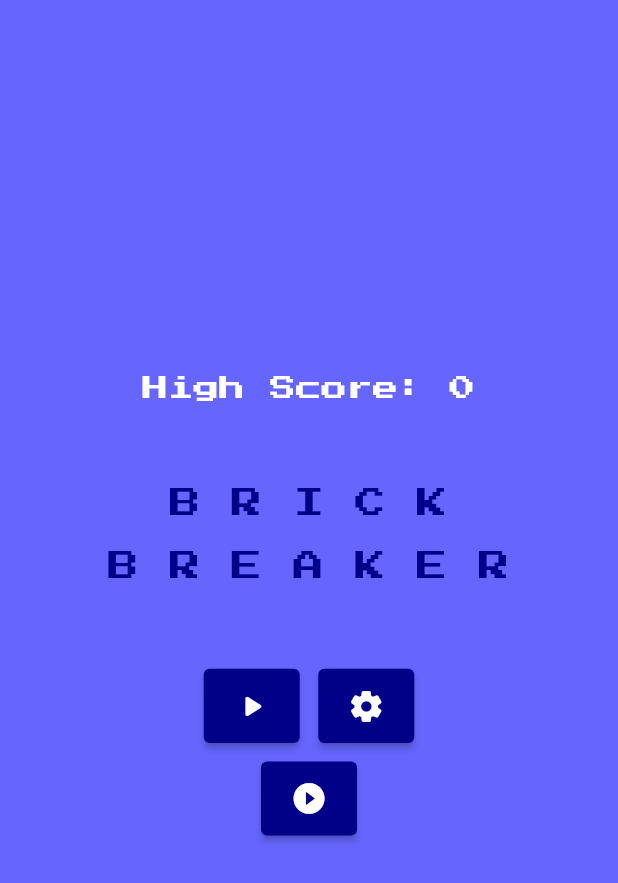
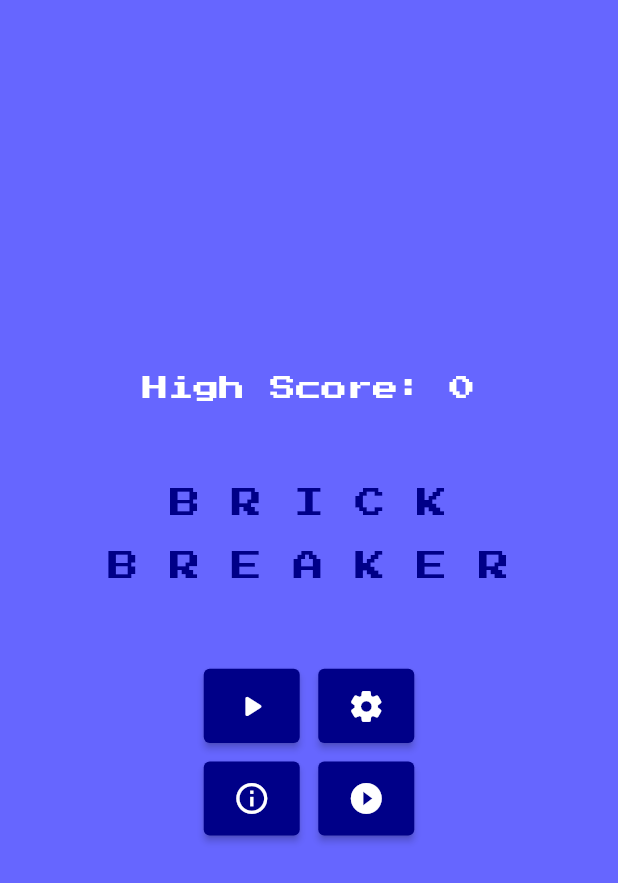
Before and after one commit to hngx-org/Team-newton-breakout, a Flutter app: the HomeScreen screen opened by its route, on a phone screen of 412 x 824 dp. Shown: the top 883 px of the screen. Run offline on Flutter 3.47's test engine with Material 2 defaults, Android fonts, the phone set to English and light mode, and no system bars; our stand-ins replace flutter_screenutil, google_fonts, shared_preferences; missing offline and left inert: flame, flame_audio, flame_splash_screen; accounts and stored records are empty.

Commit message:
intruction page done

```diff
--- a/lib/main.dart
+++ b/lib/main.dart
@@ -1,6 +1,7 @@
 import 'package:breakout_revival/screens/gamepage.dart';
 import 'package:breakout_revival/screens/homepage.dart';
 import 'package:breakout_revival/component/settings.dart';
+import 'package:breakout_revival/screens/instuctionpage.dart';
 import 'package:breakout_revival/screens/splash_screen/splash_screen.dart';
 import 'package:flame/flame.dart';
 import 'package:flutter/material.dart';
@@ -42,6 +43,7 @@ class MyApp extends StatelessWidget {
               HomeScreen.route: (context) => const HomeScreen(),
               GameScreen.route: (context) => const GameScreen(),
               SettingScreen.route: (context) => const SettingScreen(),
+              InstructionsScreen.route:(context) => InstructionsScreen()
             },
           );
         });
--- a/lib/screens/homepage.dart
+++ b/lib/screens/homepage.dart
@@ -1,5 +1,6 @@
 import 'package:breakout_revival/screens/gamepage.dart';
 import 'package:breakout_revival/component/settings.dart';
+import 'package:breakout_revival/screens/instuctionpage.dart';
 import 'package:flame_audio/flame_audio.dart';
 import 'package:flutter/foundation.dart';
 import 'package:flutter/material.dart';
@@ -25,7 +26,7 @@ class _HomeScreenState extends State<HomeScreen> {
     super.initState();
 
     checkScore();
-    // playMusic();
+    playMusic();
   }
 
   checkScore() async {
@@ -49,6 +50,12 @@ class _HomeScreenState extends State<HomeScreen> {
       FlameAudio.bgm.pause();
     }
   }
+
+  void stopMusic() {
+  if (FlameAudio.bgm.isPlaying) {
+    FlameAudio.bgm.stop();
+  }
+}
 
   @override
   void dispose() {
@@ -102,6 +109,7 @@ class _HomeScreenState extends State<HomeScreen> {
                               : mediaQueryObject.size.height * 0.015,
                         )),
                     onPressed: () {
+                      stopMusic();
                       Navigator.of(context).pushNamed(GameScreen.route);
                     },
                     child: Icon(
@@ -131,26 +139,32 @@ class _HomeScreenState extends State<HomeScreen> {
                   ),
                 ],
               ),
-              // ElevatedButton(
-              //   style: ElevatedButton.styleFrom(
-              //     backgroundColor: const Color(0xFF000088),
-              //     padding: EdgeInsets.symmetric(
-              //       horizontal: mediaQueryObject.size.width * 0.02,
-              //       vertical: kIsWeb
-              //           ? mediaQueryObject.size.height * 0.02
-              //           : mediaQueryObject.size.height * 0.015,
-              //     ),
-              //   ),
-              //   onPressed: () {
-              //     Navigator.of(context).pushNamed(GameScreen.route);
-              //   },
-              //   child: Icon(
-              //     Icons.play_arrow_rounded,
-              //     size: kIsWeb ? 20 : mediaQueryObject.size.height * 0.03,
-              //   ),
-              // ),
+                SizedBox(
+                height: mediaQueryObject.size.width * 0.03,
+              ),
+              Row(
+                  mainAxisAlignment: MainAxisAlignment.center,
+                children: [
+                ElevatedButton(
+                style: ElevatedButton.styleFrom(
+                  backgroundColor: const Color(0xFF000088),
+                  padding: EdgeInsets.symmetric(
+                    horizontal: mediaQueryObject.size.width * 0.02,
+                    vertical: kIsWeb
+                        ? mediaQueryObject.size.height * 0.02
+                        : mediaQueryObject.size.height * 0.015,
+                  ),
+                ),
+                onPressed: () {
+                  Navigator.of(context).pushNamed(InstructionsScreen.route);
+                },
+                child: Icon(
+                  Icons.info_outlined,
+                  size: kIsWeb ? 20 : mediaQueryObject.size.height * 0.03,
+                ),
+              ),
               SizedBox(
-                height: mediaQueryObject.size.width * 0.03,
+                width: mediaQueryObject.size.width * 0.03,
               ),
               ElevatedButton(
                 style: ElevatedButton.styleFrom(
@@ -174,6 +188,8 @@ class _HomeScreenState extends State<HomeScreen> {
                   size: kIsWeb ? 20 : mediaQueryObject.size.height * 0.03,
                 ),
               ),
+              ],),
+
               SizedBox(
                 height: mediaQueryObject.size.height * 0.02,
               ),
```
Also changed, not shown: lib/screens/instuctionpage.dart (added, +43 -0 lines).
